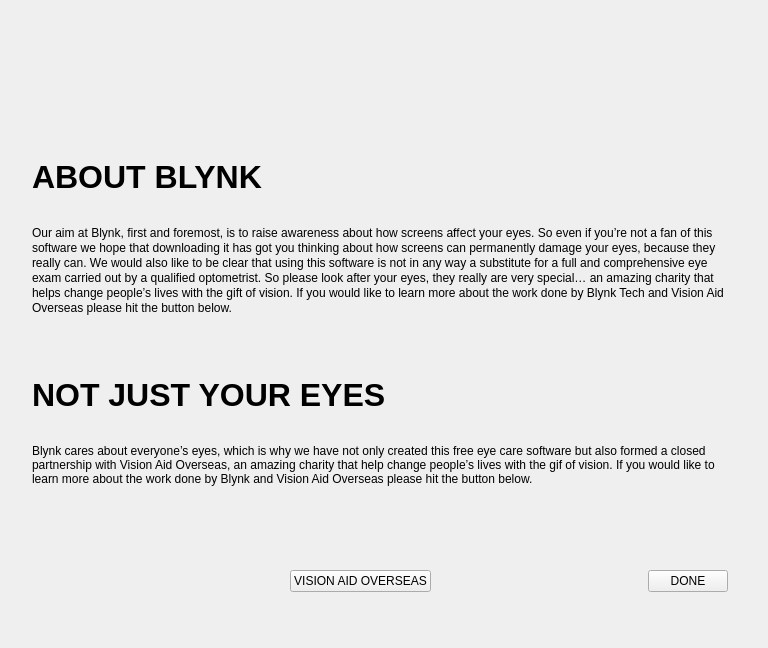
Before: the Qt Designer form blynk/aboutwindow.ui in flegall2014/Blynk, drawn with Qt 5.
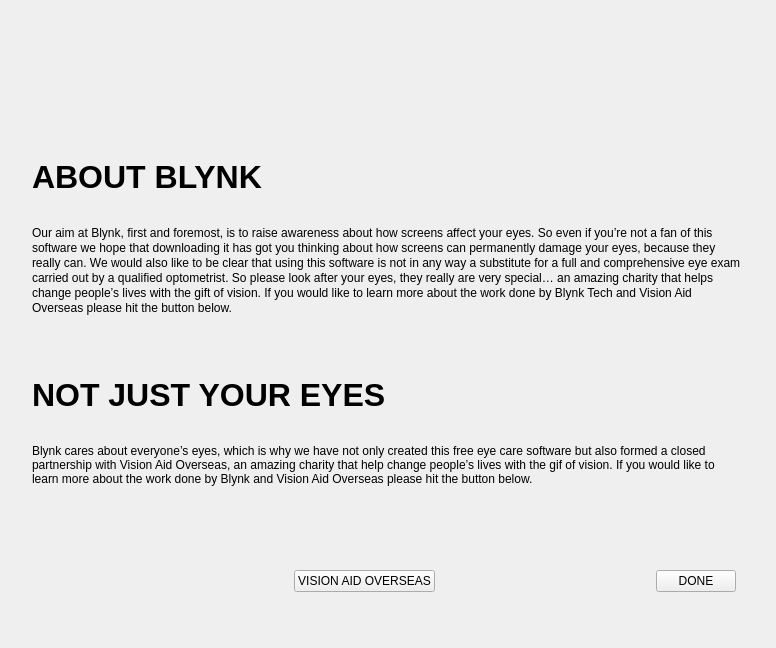
After: the same form once the commit is applied. Icons and pictures are not drawn. Custom widgets are drawn as their Qt base class.

```diff
--- a/blynk/aboutwindow.ui
+++ b/blynk/aboutwindow.ui
@@ -6,19 +6,19 @@
    <rect>
     <x>0</x>
     <y>0</y>
-    <width>768</width>
+    <width>776</width>
     <height>648</height>
    </rect>
   </property>
   <property name="minimumSize">
    <size>
-    <width>768</width>
+    <width>776</width>
     <height>648</height>
    </size>
   </property>
   <property name="maximumSize">
    <size>
-    <width>768</width>
+    <width>776</width>
     <height>648</height>
    </size>
   </property>
```
